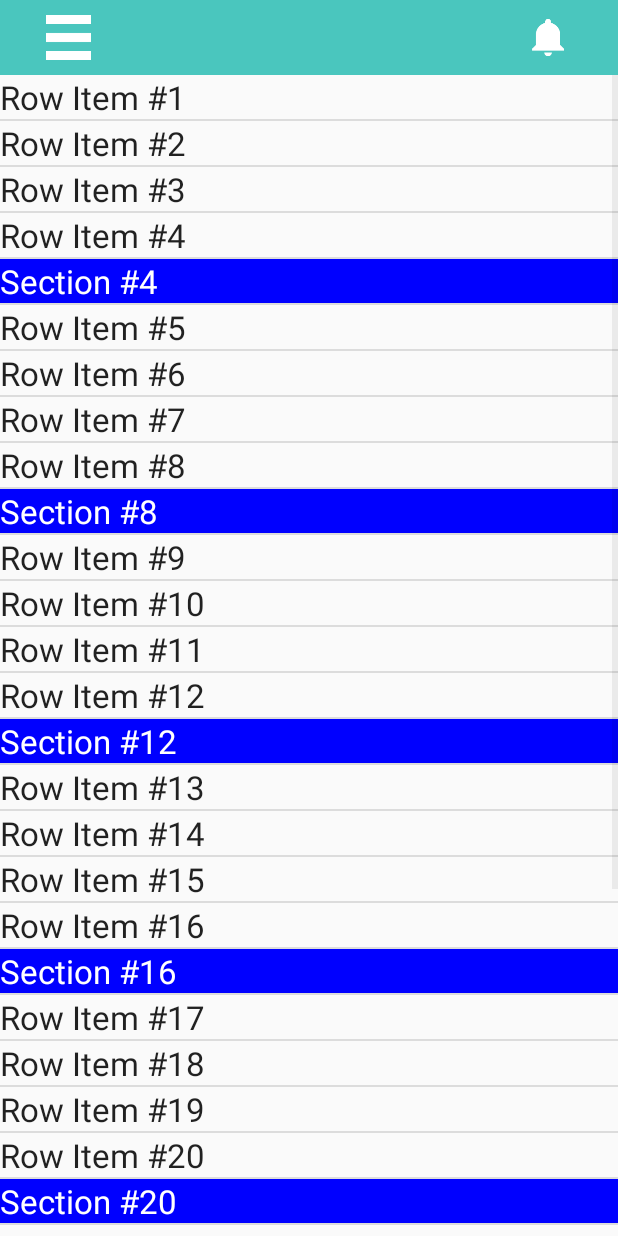
After one commit to Nexters/Bingo, an Android app: the ExpiryListActivity screen opened directly, with no data from a screen before it, on a phone screen of 412 x 824 dp. The commit adds this screen. Run offline under Robolectric (Android 15) with nearby library versions, the phone set to English and light mode, and no system bars.

Commit message:
Calendar cleanup & toolbar click & headerlistview yet without customized scroller

```diff
--- a/Android/app/src/main/AndroidManifest.xml
+++ b/Android/app/src/main/AndroidManifest.xml
@@ -36,6 +36,10 @@
             android:name=".activities.MainActivity"
             android:label="@string/title_activity_main_activity2" >
         </activity>
+        <activity
+            android:name=".activities.ExpiryListActivity"
+            android:label="@string/title_activity_expiry_list" >
+        </activity>
     </application>
 
 </manifest>
--- /dev/null
+++ b/Android/app/src/main/java/com/example/lg/fridge/ExpiryListAdapter.java
@@ -0,0 +1,96 @@
+package com.example.lg.fridge;
+
+import android.content.Context;
+import android.view.LayoutInflater;
+import android.view.View;
+import android.view.ViewGroup;
+import android.widget.BaseAdapter;
+import android.widget.TextView;
+
+import java.util.ArrayList;
+import java.util.TreeSet;
+
+/**
+ * Created by LG on 2015-01-21.
+ */
+public class ExpiryListAdapter extends BaseAdapter{
+    private static final int TYPE_ITEM = 0;
+    private static final int TYPE_SEPARATOR = 1;
+
+    private ArrayList<String> mData = new ArrayList<String>();
+    private TreeSet<Integer> sectionHeader = new TreeSet<Integer>();
+
+    private LayoutInflater mInflater;
+
+    public ExpiryListAdapter(Context c) {
+        mInflater = (LayoutInflater)c.getSystemService(Context.LAYOUT_INFLATER_SERVICE);
+    }
+
+    public void addItem(final String item) {
+        mData.add(item);
+        notifyDataSetChanged();
+    }
+
+    public void addSectionHeaderItem(final String item) {
+        mData.add(item);
+        sectionHeader.add(mData.size() - 1);
+        notifyDataSetChanged();
+    }
+
+    @Override
+    public View getView(int position, View convertView, ViewGroup parent) {
+        ViewHolder holder = null;
+        int rowType = getItemViewType(position);
+
+        if (convertView == null) {
+            holder = new ViewHolder();
+            switch(rowType) {
+                case TYPE_ITEM:
+                    convertView = mInflater.inflate(R.layout.expiry_list_item, null);
+                    holder.textView = (TextView)convertView.findViewById(R.id.expiry_list_item_text);
+                    break;
+                case TYPE_SEPARATOR:
+                    convertView = mInflater.inflate(R.layout.expiry_list_header, null);
+                    holder.textView = (TextView)convertView.findViewById(R.id.expiry_list_header_text);
+                    break;
+            }
+            convertView.setTag(holder);
+        } else {
+            holder = (ViewHolder) convertView.getTag();
+        }
+        holder.textView.setText(mData.get(position));
+
+        return convertView;
+    }
+
+    @Override
+    public long getItemId(int position) {
+        return position;
+    }
+
+    @Override
+    public Object getItem(int position) {
+        return mData.get(position);
+    }
+
+    @Override
+    public int getCount() {
+        return mData.size();
+    }
+
+    @Override
+    public int getViewTypeCount() {
+        return 2;
+    }
+
+    @Override
+    public int getItemViewType(int position) {
+        return sectionHeader.contains(position) ? TYPE_SEPARATOR : TYPE_ITEM;
+    }
+
+    //static class로 한 이유는 ViewHolder holder = new ViewHolder();를 부를 때 마다
+    //새로운 객체를 매번 생성하는 것을 막기 위함.
+    public static class ViewHolder {
+        public TextView textView;
+    }
+}
--- /dev/null
+++ b/Android/app/src/main/java/com/example/lg/fridge/activities/ExpiryListActivity.java
@@ -0,0 +1,46 @@
+package com.example.lg.fridge.activities;
+
+import android.os.Bundle;
+import android.support.v7.app.ActionBarActivity;
+import android.view.View;
+import android.widget.AdapterView;
+import android.widget.ListView;
+
+import com.example.lg.fridge.ExpiryListAdapter;
+import com.example.lg.fridge.R;
+
+public class ExpiryListActivity extends ActionBarActivity implements AdapterView.OnItemClickListener{
+    private ExpiryListAdapter mAdapter;
+
+    @Override
+    protected void onCreate(Bundle savedInstanceState) {
+        super.onCreate(savedInstanceState);
+        setContentView(R.layout.activity_expiry_list);
+        mAdapter = new ExpiryListAdapter(this);
+
+        //feed data into adapter
+        /*TODO: DB에서 음식들을 유통기한순으로 리스트로 가져오는 method를 이용하여 리스트를 가져온다
+        * TODO: 각 리스트 아이템을 adapter에 아이템으로 넣으면서 유통기한 체크
+        * TODO: 유통기한이 바뀌는 시점에서 새로운 헤더를 추가, 그 후 계속 아이템 추가
+        * */
+        //testing code
+        for (int i = 1; i < 30; i++) {
+            mAdapter.addItem("Row Item #" + i);
+            if (i % 4 == 0) {
+                mAdapter.addSectionHeaderItem("Section #" + i);
+            }
+        }
+
+        //listview에 adapter를 적용
+        ListView view = (ListView)findViewById(R.id.expiry_list_listview);
+        view.setAdapter(mAdapter);
+        view.setOnItemClickListener(this);
+
+    }
+
+    @Override
+    public void onItemClick(AdapterView<?> parent, View view, int position, long id) {
+
+        //mAdapter.getItemViewType(position)을 이용해서 클릭된 아이템이 item인지 header인지를 구분
+    }
+}
--- a/Android/app/src/main/res/layout/actionbar.xml
+++ b/Android/app/src/main/res/layout/actionbar.xml
@@ -32,6 +32,8 @@
             android:layout_weight="2"
             android:gravity="center">
             <ImageView
+                android:id="@+id/actionbar_alarm"
+                android:clickable="true"
                 android:layout_width="match_parent"
                 android:layout_height="match_parent"
                 android:src="@drawable/icon_alarm"
--- /dev/null
+++ b/Android/app/src/main/res/layout/activity_expiry_list.xml
@@ -0,0 +1,13 @@
+<?xml version="1.0" encoding="utf-8"?>
+<LinearLayout xmlns:android="http://schemas.android.com/apk/res/android"
+    android:orientation="vertical" android:layout_width="match_parent"
+    android:layout_height="match_parent">
+    <include layout="@layout/actionbar"
+        android:layout_width="match_parent"
+        android:layout_height="50dp"/>
+    <ListView
+        android:id="@+id/expiry_list_listview"
+        android:layout_width="match_parent"
+        android:layout_height="match_parent"></ListView>
+
+</LinearLayout>
--- /dev/null
+++ b/Android/app/src/main/res/layout/expiry_list_header.xml
@@ -0,0 +1,13 @@
+<?xml version="1.0" encoding="utf-8"?>
+<LinearLayout xmlns:android="http://schemas.android.com/apk/res/android"
+    android:orientation="vertical" android:layout_width="match_parent"
+    android:layout_height="wrap_content">
+    <TextView
+        android:id="@+id/expiry_list_header_text"
+        android:layout_width="match_parent"
+        android:layout_height="wrap_content"
+        android:textAppearance="?android:attr/textAppearanceLarge"
+        android:background="#0000ff"
+        android:textColor="#ffffff"/>
+
+</LinearLayout>
--- /dev/null
+++ b/Android/app/src/main/res/layout/expiry_list_item.xml
@@ -0,0 +1,11 @@
+<?xml version="1.0" encoding="utf-8"?>
+<LinearLayout xmlns:android="http://schemas.android.com/apk/res/android"
+    android:orientation="vertical" android:layout_width="match_parent"
+    android:layout_height="wrap_content">
+    <TextView
+        android:id="@+id/expiry_list_item_text"
+        android:layout_width="match_parent"
+        android:layout_height="wrap_content"
+        android:textAppearance="?android:attr/textAppearanceLarge"/>
+
+</LinearLayout>
```
Also changed, not shown: Android/app/src/main/java/com/example/lg/fridge/activities/MainActivity.java (+16 -36 lines), Android/app/src/main/java/com/example/lg/fridge/calendar/CalendarAdapter.java (+57 -120 lines), Android/app/src/main/java/com/example/lg/fridge/calendar/CalendarFragment.java (+25 -60 lines), Android/app/src/main/res/layout/activity_main.xml (+12 -4 lines), Android/app/src/main/res/menu/menu_expiry_list.xml (added, +7 -0 lines), Android/app/src/main/res/values/strings.xml (+3 -4 lines), 1 other file.
